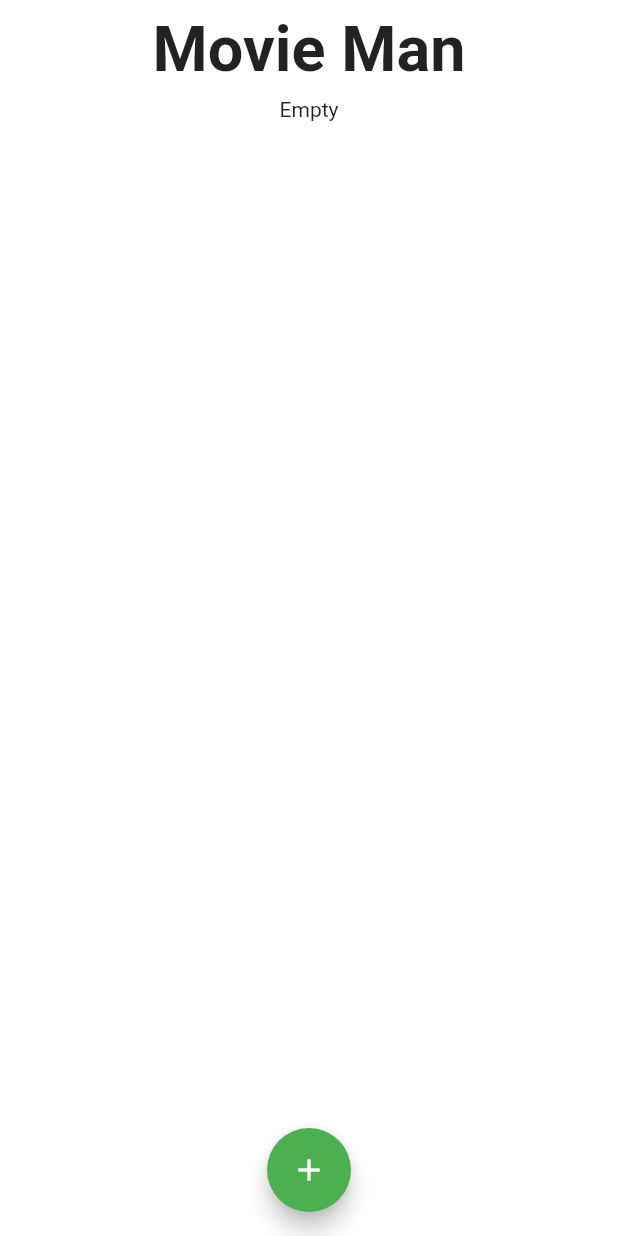
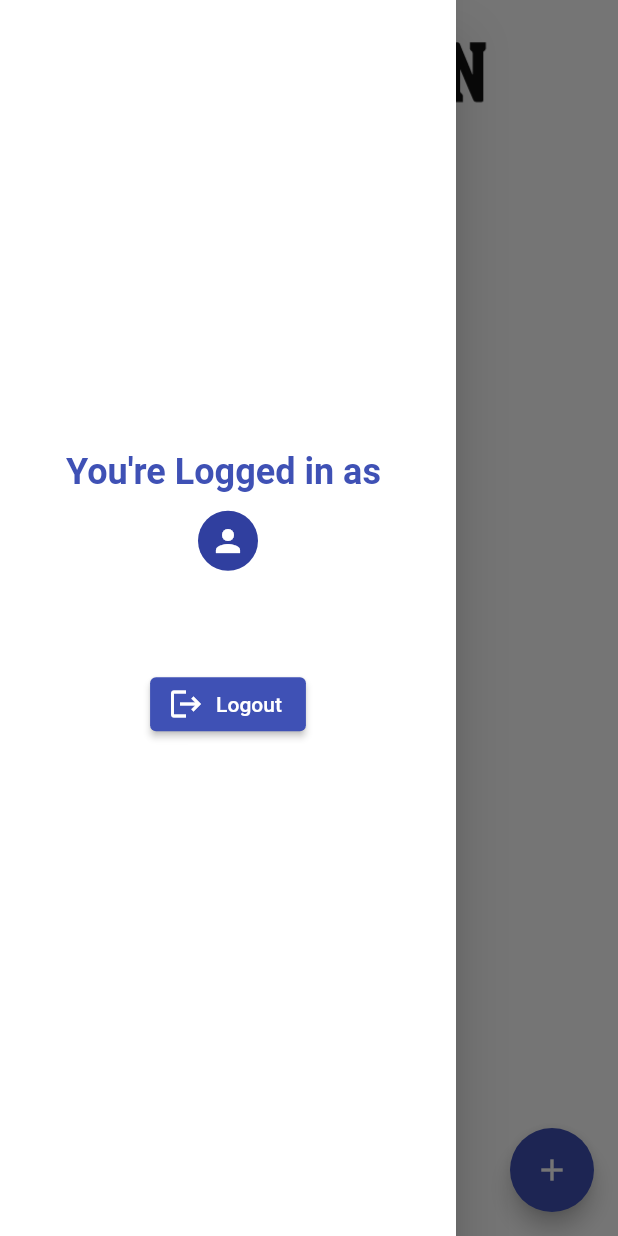
Before and after one commit to LeonEstrak/movie_man, a Flutter app: the screen it shows once a user with an empty profile is signed in, with the side drawer open (before the commit the screen has no drawer), on a phone screen of 412 x 824 dp. Run offline on Flutter 3.47's test engine with Material 2 defaults, Android fonts, the light colour scheme and no system bars; our stand-ins replace firebase_auth, firebase_core, flutter_signin_button, google_sign_in, hive, hive_flutter and 1 more; accounts and stored records are empty.

Commit message:
Changed the UI Added custom icon and changed application display name

```diff
--- /dev/null
+++ b/lib/Home/Drawer/Drawer.dart
@@ -0,0 +1,59 @@
+import 'package:firebase_auth/firebase_auth.dart';
+import 'package:flutter/material.dart';
+import 'package:movie_man/Services/Authentication.dart';
+
+class ProfileDrawer extends StatefulWidget {
+  const ProfileDrawer({Key? key, required this.scaffoldKey}) : super(key: key);
+  final GlobalKey<ScaffoldState> scaffoldKey;
+  @override
+  _ProfileDrawerState createState() => _ProfileDrawerState();
+}
+
+class _ProfileDrawerState extends State<ProfileDrawer> {
+  User user = Authentication.auth.currentUser!;
+  @override
+  Widget build(BuildContext context) {
+    return SafeArea(
+      child: Padding(
+        padding: const EdgeInsets.all(18.0),
+        child: Column(
+          mainAxisAlignment: MainAxisAlignment.center,
+          children: [
+            Text(
+              "You're Logged in as ",
+              style: TextStyle(
+                  fontWeight: FontWeight.bold,
+                  fontSize: 24,
+                  color: Colors.indigo),
+            ),
+            Container(
+              padding: EdgeInsets.all(12),
+              child: user.photoURL != null
+                  ? CircleAvatar(
+                      foregroundImage: Image.network(
+                        user.photoURL!,
+                        fit: BoxFit.cover,
+                      ).image,
+                      radius: 30,
+                    )
+                  : CircleAvatar(
+                      child: Icon(Icons.person),
+                    ),
+            ),
+            Text(
+              user.email!,
+              style: TextStyle(fontSize: 20, fontWeight: FontWeight.bold),
+            ),
+            Padding(
+              padding: const EdgeInsets.all(30.0),
+              child: ElevatedButton.icon(
+                  onPressed: () => Authentication.signOut(),
+                  icon: Icon(Icons.logout),
+                  label: Text("Logout")),
+            )
+          ],
+        ),
+      ),
+    );
+  }
+}
--- a/lib/Home/HomePage.dart
+++ b/lib/Home/HomePage.dart
@@ -2,13 +2,14 @@ import 'package:flutter/material.dart';
 import 'package:hive/hive.dart';
 import 'package:hive_flutter/hive_flutter.dart';
 import 'package:movie_man/AddMovie.dart';
+import 'package:movie_man/Home/Drawer/Drawer.dart';
 import 'package:movie_man/Home/MovieItemCard.dart';
-import 'package:movie_man/Services/Authentication.dart';
 import 'package:movie_man/Services/Database.dart';
 
 class HomePage extends StatefulWidget {
   HomePage({Key? key}) : super(key: key);
   final controller = ScrollController();
+  final scaffoldKey = GlobalKey<ScaffoldState>();
   @override
   _HomePageState createState() => _HomePageState();
 }
@@ -17,28 +18,50 @@ class _HomePageState extends State<HomePage> {
   @override
   Widget build(BuildContext context) {
     return Scaffold(
+      key: widget.scaffoldKey,
+      drawer: Drawer(
+        child: ProfileDrawer(scaffoldKey: widget.scaffoldKey),
+      ),
       body: SafeArea(
         child: ListView(
           controller: widget.controller,
           children: [
             Padding(
-              padding: const EdgeInsets.all(8.0),
-              child: Center(
-                child: Text(
-                  "Movie Man",
-                  style: TextStyle(fontSize: 42, fontWeight: FontWeight.bold),
+              padding: const EdgeInsets.all(18.0),
+              child: Stack(children: [
+                SizedBox(
+                  height: 50,
+                  child: Align(
+                    child: IconButton(
+                      icon: Icon(Icons.menu),
+                      onPressed: () {
+                        widget.scaffoldKey.currentState!.openDrawer();
+                      },
+                    ),
+                    alignment: Alignment.centerLeft,
+                  ),
                 ),
-              ),
+                Center(
+                  child: Container(
+                      width: MediaQuery.of(context).size.width * 0.6,
+                      child: Image.asset("assets/images/MovieManTitle.png")),
+                ),
+              ]),
             ),
             ValueListenableBuilder(
                 valueListenable: Hive.box<MovieModel>("data").listenable(),
                 builder: (BuildContext context, Box<MovieModel> box, _) {
                   if (box.length == 0) {
                     return Center(
-                      child: Text("Empty"),
+                      child: Text(
+                        "No Movies Added yet",
+                        style: TextStyle(
+                            fontSize: 20, fontStyle: FontStyle.italic),
+                      ),
                     );
                   }
                   return ListView.builder(
+                      padding: EdgeInsets.all(10),
                       controller: widget.controller,
                       shrinkWrap: true,
                       itemCount: box.length,
@@ -68,7 +91,6 @@ class _HomePageState extends State<HomePage> {
         },
         child: Icon(Icons.add),
       ),
-      floatingActionButtonLocation: FloatingActionButtonLocation.centerFloat,
     );
   }
 }
--- a/lib/Services/Authentication.dart
+++ b/lib/Services/Authentication.dart
@@ -1,8 +1,7 @@
 import 'package:firebase_auth/firebase_auth.dart';
-import 'package:flutter/cupertino.dart';
 import 'package:google_sign_in/google_sign_in.dart';
 
-class Authentication extends ChangeNotifier {
+class Authentication {
   static FirebaseAuth auth = FirebaseAuth.instance;
   static final googleSignIn = GoogleSignIn();
 
--- a/lib/main.dart
+++ b/lib/main.dart
@@ -24,7 +24,7 @@ class MainApp extends StatelessWidget {
   @override
   Widget build(BuildContext context) {
     return MaterialApp(
-      theme: ThemeData(primarySwatch: Colors.green, canvasColor: Colors.white),
+      theme: ThemeData(primarySwatch: Colors.indigo, canvasColor: Colors.white),
       home: CheckAuthentication(),
     );
   }
```
Also changed, not shown: lib/AddMovie.dart (+11 -5 lines), lib/Home/MovieItemCard.dart (+39 -19 lines), lib/Login/Login.dart (+20 -7 lines), pubspec.yaml (+7 -0 lines), assets/images/MovieManIcon.png (added), assets/images/MovieManLogo.png (added), assets/images/MovieManTitle.png (added), pubspec.lock, 22 other files.
